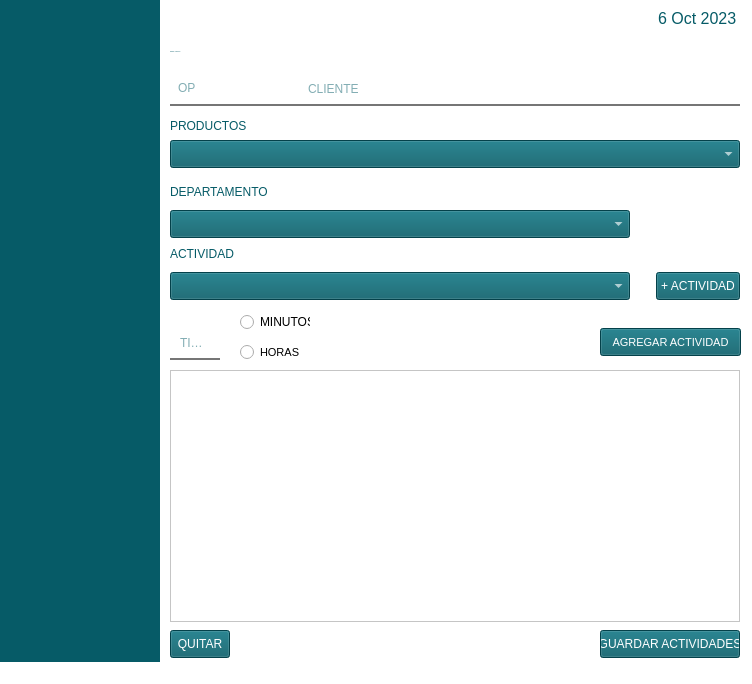
First picture: the form in Views/formulario.ui, repository alma-assembled/Actividades_Assembled, before the edit.
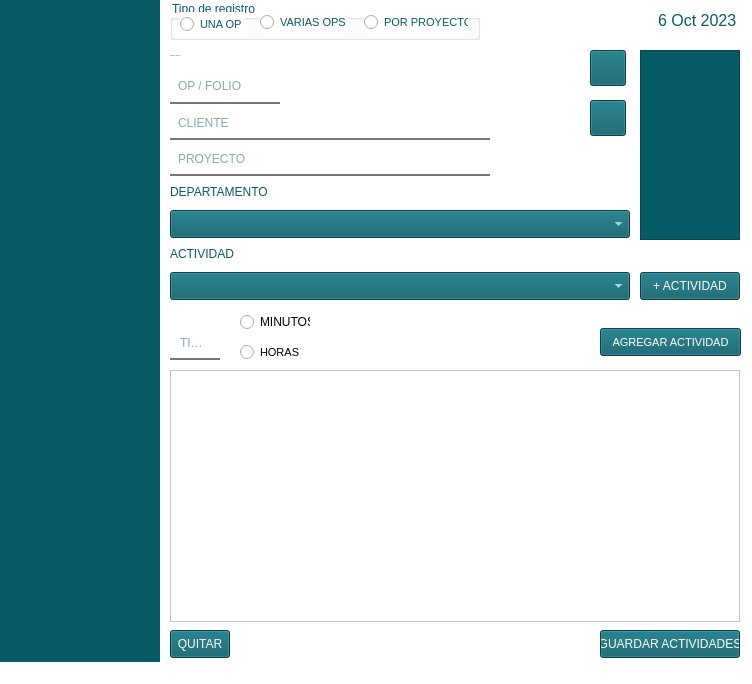
Second picture: the form after the edit. Icons and pictures are not drawn.

Commit message: Modificaciones al diseño del formulario principal, para la versión 1.6.

The edit to the form file:
```diff
--- a/Views/formulario.ui
+++ b/Views/formulario.ui
@@ -73,8 +73,8 @@
     <property name="geometry">
      <rect>
       <x>170</x>
-      <y>74</y>
-      <width>130</width>
+      <y>72</y>
+      <width>110</width>
       <height>32</height>
      </rect>
     </property>
@@ -111,7 +111,7 @@
      <set>Qt::AlignLeading|Qt::AlignLeft|Qt::AlignTop</set>
     </property>
     <property name="placeholderText">
-     <string>OP</string>
+     <string>OP / FOLIO</string>
     </property>
    </widget>
    <widget class="QFrame" name="frm_left">
@@ -150,8 +150,8 @@
     <property name="geometry">
      <rect>
       <x>170</x>
-      <y>40</y>
-      <width>561</width>
+      <y>44</y>
+      <width>320</width>
       <height>24</height>
      </rect>
     </property>
@@ -188,9 +188,9 @@
     </property>
     <property name="geometry">
      <rect>
-      <x>300</x>
-      <y>74</y>
-      <width>440</width>
+      <x>170</x>
+      <y>108</y>
+      <width>320</width>
       <height>32</height>
      </rect>
     </property>
@@ -287,9 +287,9 @@
    <widget class="QPushButton" name="btn_actividad">
     <property name="geometry">
      <rect>
-      <x>656</x>
+      <x>640</x>
       <y>272</y>
-      <width>84</width>
+      <width>100</width>
       <height>28</height>
      </rect>
     </property>
@@ -459,9 +459,9 @@
     <property name="geometry">
      <rect>
       <x>640</x>
-      <y>6</y>
+      <y>0</y>
       <width>100</width>
-      <height>24</height>
+      <height>40</height>
      </rect>
     </property>
     <property name="font">
@@ -497,51 +497,6 @@
      </date>
     </property>
    </widget>
-   <widget class="QComboBox" name="cbb_productos">
-    <property name="geometry">
-     <rect>
-      <x>170</x>
-      <y>140</y>
-      <width>570</width>
-      <height>28</height>
-     </rect>
-    </property>
-    <property name="font">
-     <font>
-      <family>Arial</family>
-      <pointsize>12</pointsize>
-     </font>
-    </property>
-    <property name="contextMenuPolicy">
-     <enum>Qt::NoContextMenu</enum>
-    </property>
-    <property name="styleSheet">
-     <string notr="true"> color: rgb(255, 255, 255);
-    background-color: rgb(6, 91, 103);</string>
-    </property>
-   </widget>
-   <widget class="QLabel" name="lbl_productos">
-    <property name="geometry">
-     <rect>
-      <x>170</x>
-      <y>114</y>
-      <width>78</width>
-      <height>24</height>
-     </rect>
-    </property>
-    <property name="font">
-     <font>
-      <pointsize>-1</pointsize>
-     </font>
-    </property>
-    <property name="styleSheet">
-     <string notr="true">  font-size: 12px;
-color: rgb(6, 91, 103);</string>
-    </property>
-    <property name="text">
-     <string>PRODUCTOS</string>
-    </property>
-   </widget>
    <widget class="QTableView" name="tbl_actividad">
     <property name="enabled">
      <bool>true</bool>
@@ -576,6 +531,200 @@
 tr:hover td { background: #d0dafd; color: #339; }</string>
     </property>
    </widget>
+   <widget class="QGroupBox" name="gbo_tipoRegistro">
+    <property name="geometry">
+     <rect>
+      <x>170</x>
+      <y>0</y>
+      <width>310</width>
+      <height>40</height>
+     </rect>
+    </property>
+    <property name="font">
+     <font>
+      <family>Arial</family>
+     </font>
+    </property>
+    <property name="styleSheet">
+     <string notr="true">color: rgb(6, 91, 103);</string>
+    </property>
+    <property name="title">
+     <string>Tipo de registro</string>
+    </property>
+    <widget class="QRadioButton" name="rbt_unaOP">
+     <property name="geometry">
+      <rect>
+       <x>10</x>
+       <y>12</y>
+       <width>64</width>
+       <height>24</height>
+      </rect>
+     </property>
+     <property name="font">
+      <font>
+       <family>Arial</family>
+       <pointsize>8</pointsize>
+      </font>
+     </property>
+     <property name="text">
+      <string>UNA OP</string>
+     </property>
+    </widget>
+    <widget class="QRadioButton" name="rbt_variasOPs">
+     <property name="geometry">
+      <rect>
+       <x>90</x>
+       <y>10</y>
+       <width>88</width>
+       <height>24</height>
+      </rect>
+     </property>
+     <property name="font">
+      <font>
+       <family>Arial</family>
+       <pointsize>8</pointsize>
+      </font>
+     </property>
+     <property name="text">
+      <string>VARIAS OPS</string>
+     </property>
+    </widget>
+    <widget class="QRadioButton" name="rbt_variasOPs_2">
+     <property name="geometry">
+      <rect>
+       <x>194</x>
+       <y>10</y>
+       <width>104</width>
+       <height>24</height>
+      </rect>
+     </property>
+     <property name="font">
+      <font>
+       <family>Arial</family>
+       <pointsize>8</pointsize>
+      </font>
+     </property>
+     <property name="text">
+      <string>POR PROYECTO</string>
+     </property>
+    </widget>
+   </widget>
+   <widget class="QLineEdit" name="txt_proyecto">
+    <property name="enabled">
+     <bool>false</bool>
+    </property>
+    <property name="geometry">
+     <rect>
+      <x>170</x>
+      <y>144</y>
+      <width>320</width>
+      <height>32</height>
+     </rect>
+    </property>
+    <property name="font">
+     <font>
+      <pointsize>-1</pointsize>
+     </font>
+    </property>
+    <property name="focusPolicy">
+     <enum>Qt::NoFocus</enum>
+    </property>
+    <property name="styleSheet">
+     <string notr="true">width: 100%;
+  padding: 6px;
+  font-size: 12px;
+  color: rgb(6, 91, 103);
+  border: none;
+  outline: none;
+  background: transparent;
+border-bottom: 2px solid rgb(118, 118, 118) ;
+color: rgb(6, 91, 103);</string>
+    </property>
+    <property name="text">
+     <string/>
+    </property>
+    <property name="placeholderText">
+     <string>PROYECTO</string>
+    </property>
+   </widget>
+   <widget class="QListView" name="lsv_ops">
+    <property name="geometry">
+     <rect>
+      <x>640</x>
+      <y>50</y>
+      <width>100</width>
+      <height>190</height>
+     </rect>
+    </property>
+    <property name="font">
+     <font>
+      <family>Arial</family>
+      <pointsize>12</pointsize>
+     </font>
+    </property>
+    <property name="styleSheet">
+     <string notr="true">background-color: rgb(6, 91,103);color: rgb(255, 255, 255);</string>
+    </property>
+    <property name="horizontalScrollBarPolicy">
+     <enum>Qt::ScrollBarAlwaysOff</enum>
+    </property>
+   </widget>
+   <widget class="QPushButton" name="btn_agregarOP">
+    <property name="geometry">
+     <rect>
+      <x>590</x>
+      <y>50</y>
+      <width>36</width>
+      <height>36</height>
+     </rect>
+    </property>
+    <property name="font">
+     <font>
+      <family>Arial</family>
+     </font>
+    </property>
+    <property name="styleSheet">
+     <string notr="true">image: url(:/logoAayn/agregar.png);
+background-color: rgb(6, 91, 103);</string>
+    </property>
+    <property name="text">
+     <string/>
+    </property>
+    <property name="iconSize">
+     <size>
+      <width>32</width>
+      <height>32</height>
+     </size>
+    </property>
+   </widget>
+   <widget class="QPushButton" name="btn_quitar_2">
+    <property name="geometry">
+     <rect>
+      <x>590</x>
+      <y>100</y>
+      <width>36</width>
+      <height>36</height>
+     </rect>
+    </property>
+    <property name="font">
+     <font>
+      <family>Arial</family>
+     </font>
+    </property>
+    <property name="styleSheet">
+     <string notr="true">image: url(:/logoAayn/quitar.png);
+background-color: rgb(6, 91, 103);</string>
+    </property>
+    <property name="text">
+     <string/>
+    </property>
+    <property name="iconSize">
+     <size>
+      <width>32</width>
+      <height>32</height>
+     </size>
+    </property>
+   </widget>
   </widget>
   <widget class="QStatusBar" name="vfm_registroActs_statusb"/>
  </widget>
```
Left out of the diff: 1 changed line with no effect on the pictures. The commit also changes 2 other files.
